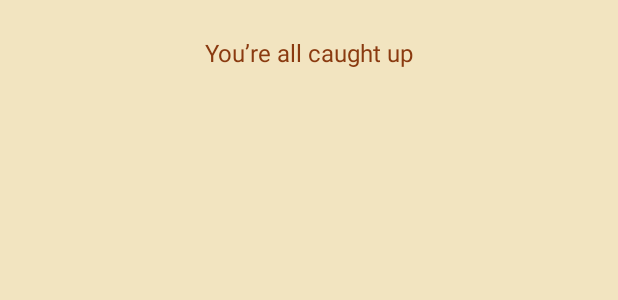
After one commit to milicacorilic/mobilne-aplikacije-projekat-2026, an Android app: the layout item_notification_footer.xml on its own in the app's theme, with its tools: preview values and no code run, on a phone screen of 412 x 824 dp. The commit adds this screen. Shown: the top 300 px of the screen. Run offline under Robolectric (Android 15) with nearby library versions, the phone set to English and light mode, and no system bars.

Commit message:
feat: add footer view type to NotificationsAdapter

```diff
--- /dev/null
+++ b/app/src/main/res/layout/item_notification_footer.xml
@@ -0,0 +1,12 @@
+<?xml version="1.0" encoding="utf-8"?>
+<TextView xmlns:android="http://schemas.android.com/apk/res/android"
+    android:id="@+id/txtFooter"
+    android:layout_width="match_parent"
+    android:layout_height="wrap_content"
+    android:gravity="center"
+    android:paddingHorizontal="@dimen/screen_padding"
+    android:paddingTop="@dimen/spacing_l"
+    android:paddingBottom="@dimen/spacing_m"
+    android:text="@string/notifications_caught_up"
+    android:textColor="@color/burnt_sienna"
+    android:textSize="@dimen/text_body" />
```
Also changed, not shown: app/src/main/java/com/example/recipe_app/ui/notifications/NotificationsAdapter.java (+22 -1 lines).
